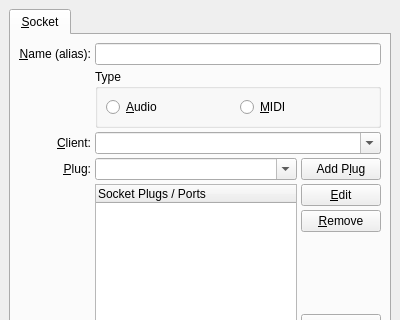
Before: the Qt Designer form src/qjackctlSocketForm.ui in rncbc/qjackctl, drawn with Qt 5; both pictures show x 0 to 400 and y 0 to 320 of the 400 by 467 pixel window.
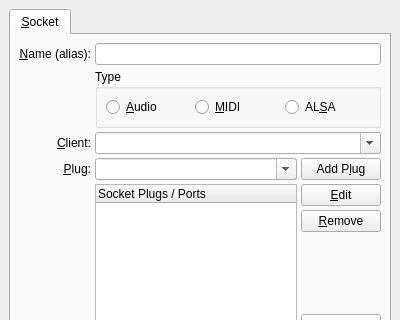
After: the same form once the commit is applied. Icons and pictures are not drawn.

Commit message: - Finally, full JACK MIDI support sneaks into the patchbay; socket   types now differ in Audio, MIDI and ALSA, following the very same   nomenclature as found on the Connections widget tabs.

```diff
--- a/src/qjackctlSocketForm.ui
+++ b/src/qjackctlSocketForm.ui
@@ -333,6 +333,19 @@
             </property>
            </widget>
           </item>
+          <item>
+           <widget class="QRadioButton" name="AlsaRadioButton" >
+            <property name="toolTip" >
+             <string>MIDI socket type (ALSA)</string>
+            </property>
+            <property name="text" >
+             <string>AL&amp;SA</string>
+            </property>
+            <property name="shortcut" >
+             <string>Alt+S</string>
+            </property>
+           </widget>
+          </item>
          </layout>
         </widget>
        </item>
```
Left out of the diff: 7 changed lines with no effect on the pictures. The commit also changes 13 other files.
